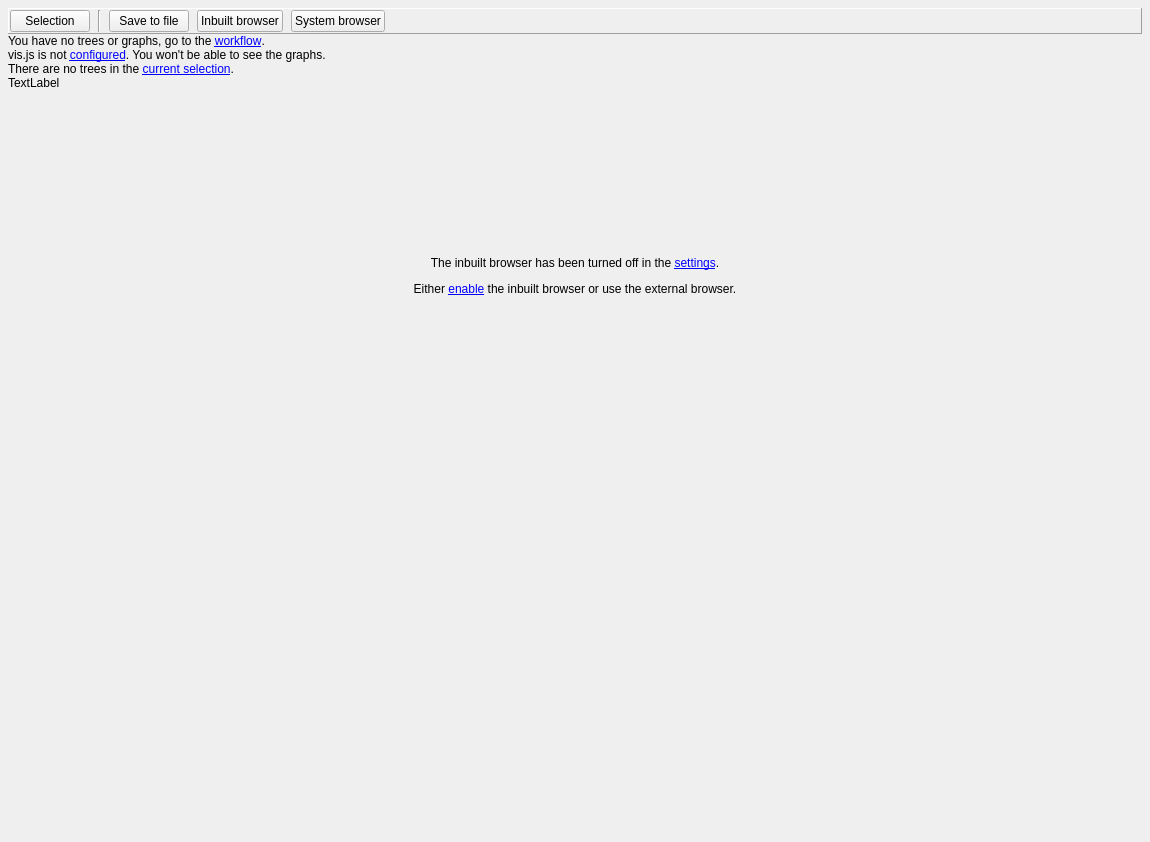
JMcInerneyLab/groot, file groot/frontends/gui/forms/designer/frm_webtree_designer.ui: the form before one commit.
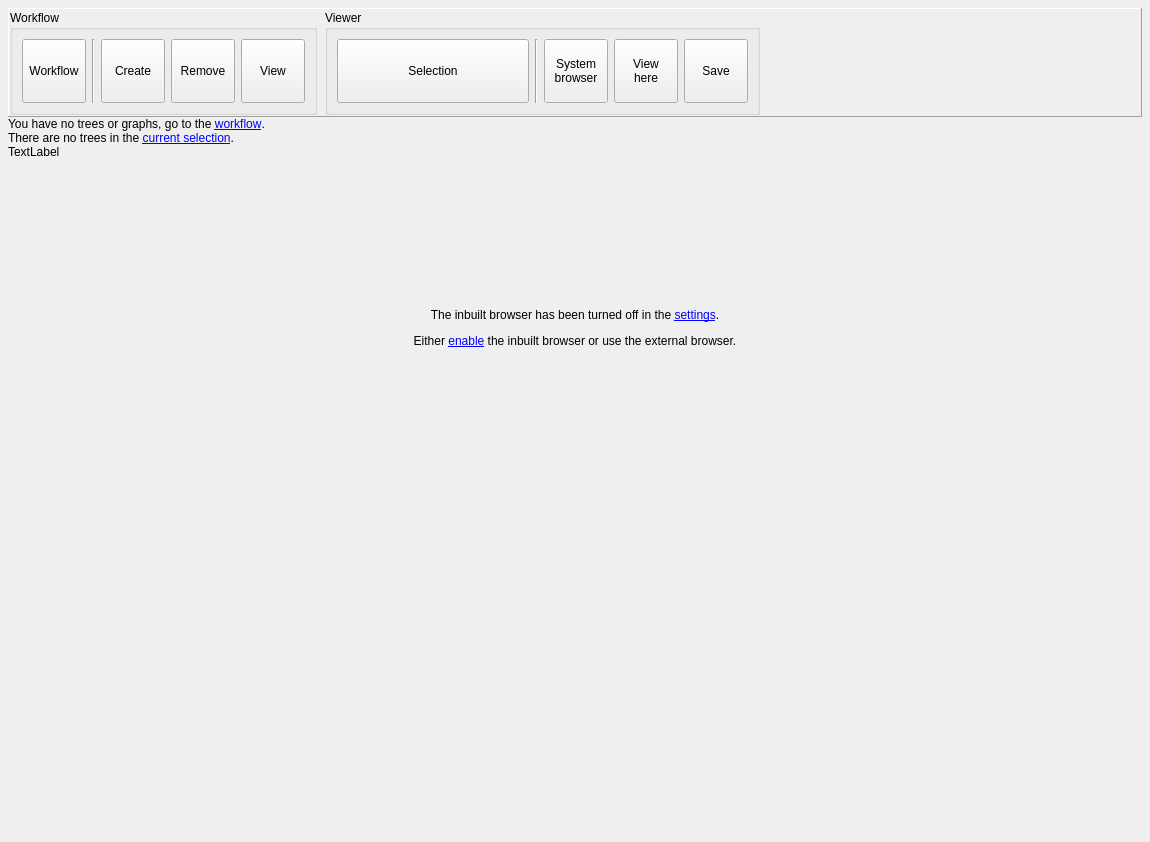
The form after the commit. Icons and pictures are not drawn.

Patch:
```diff
--- a/groot/frontends/gui/forms/designer/frm_webtree_designer.ui
+++ b/groot/frontends/gui/forms/designer/frm_webtree_designer.ui
@@ -54,50 +54,293 @@
        <number>1</number>
       </property>
       <item>
-       <widget class="QPushButton" name="BTN_SELECTION">
-        <property name="text">
-         <string>Selection</string>
+       <widget class="QGroupBox" name="GRP_WORKFLOW">
+        <property name="title">
+         <string>Workflow</string>
         </property>
-        <property name="autoDefault">
-         <bool>false</bool>
-        </property>
+        <layout class="QHBoxLayout" name="horizontalLayout_2">
+         <item>
+          <widget class="QToolButton" name="BTN_WORKFLOW">
+           <property name="minimumSize">
+            <size>
+             <width>64</width>
+             <height>64</height>
+            </size>
+           </property>
+           <property name="maximumSize">
+            <size>
+             <width>64</width>
+             <height>64</height>
+            </size>
+           </property>
+           <property name="text">
+            <string>Workflow</string>
+           </property>
+           <property name="icon">
+            <iconset resource="../../../../../../intermake/intermake/hosts/frontends/gui_qt/designer/resource_files/resources.qrc">
+             <normaloff>:/intermake/dropdown.svg</normaloff>:/intermake/dropdown.svg</iconset>
+           </property>
+           <property name="iconSize">
+            <size>
+             <width>32</width>
+             <height>32</height>
+            </size>
+           </property>
+           <property name="toolButtonStyle">
+            <enum>Qt::ToolButtonTextUnderIcon</enum>
+           </property>
+          </widget>
+         </item>
+         <item>
+          <widget class="Line" name="line_2">
+           <property name="orientation">
+            <enum>Qt::Vertical</enum>
+           </property>
+          </widget>
+         </item>
+         <item>
+          <widget class="QToolButton" name="BTN_CREATE">
+           <property name="minimumSize">
+            <size>
+             <width>64</width>
+             <height>64</height>
+            </size>
+           </property>
+           <property name="maximumSize">
+            <size>
+             <width>64</width>
+             <height>64</height>
+            </size>
+           </property>
+           <property name="text">
+            <string>Create</string>
+           </property>
+           <property name="icon">
+            <iconset resource="../resources/resources.qrc">
+             <normaloff>:/groot/create.svg</normaloff>:/groot/create.svg</iconset>
+           </property>
+           <property name="iconSize">
+            <size>
+             <width>32</width>
+             <height>32</height>
+            </size>
+           </property>
+           <property name="toolButtonStyle">
+            <enum>Qt::ToolButtonTextUnderIcon</enum>
+           </property>
+          </widget>
+         </item>
+         <item>
+          <widget class="QToolButton" name="BTN_REMOVE">
+           <property name="minimumSize">
+            <size>
+             <width>64</width>
+             <height>64</height>
+            </size>
+           </property>
+           <property name="maximumSize">
+            <size>
+             <width>64</width>
+             <height>64</height>
+            </size>
+           </property>
+           <property name="text">
+            <string>Remove</string>
+           </property>
+           <property name="icon">
+            <iconset resource="../resources/resources.qrc">
+             <normaloff>:/groot/remove.svg</normaloff>:/groot/remove.svg</iconset>
+           </property>
+           <property name="iconSize">
+            <size>
+             <width>32</width>
+             <height>32</height>
+            </size>
+           </property>
+           <property name="toolButtonStyle">
+            <enum>Qt::ToolButtonTextUnderIcon</enum>
+           </property>
+          </widget>
+         </item>
+         <item>
+          <widget class="QToolButton" name="BTN_VIEW">
+           <property name="minimumSize">
+            <size>
+             <width>64</width>
+             <height>64</height>
+            </size>
+           </property>
+           <property name="maximumSize">
+            <size>
+             <width>64</width>
+             <height>64</height>
+            </size>
+           </property>
+           <property name="text">
+            <string>View</string>
+           </property>
+           <property name="icon">
+            <iconset resource="../resources/resources.qrc">
+             <normaloff>:/groot/view.svg</normaloff>:/groot/view.svg</iconset>
+           </property>
+           <property name="iconSize">
+            <size>
+             <width>32</width>
+             <height>32</height>
+            </size>
+           </property>
+           <property name="toolButtonStyle">
+            <enum>Qt::ToolButtonTextUnderIcon</enum>
+           </property>
+          </widget>
+         </item>
+        </layout>
        </widget>
       </item>
       <item>
-       <widget class="Line" name="line">
-        <property name="orientation">
-         <enum>Qt::Vertical</enum>
+       <widget class="QGroupBox" name="groupBox">
+        <property name="title">
+         <string>Viewer</string>
         </property>
-       </widget>
-      </item>
-      <item>
-       <widget class="QPushButton" name="BTN_SAVE_TO_FILE">
-        <property name="text">
-         <string>Save to file</string>
-        </property>
-        <property name="autoDefault">
-         <bool>false</bool>
-        </property>
-       </widget>
-      </item>
-      <item>
-       <widget class="QPushButton" name="BTN_BROWSE_HERE">
-        <property name="text">
-         <string>Inbuilt browser</string>
-        </property>
-        <property name="autoDefault">
-         <bool>false</bool>
-        </property>
-       </widget>
-      </item>
-      <item>
-       <widget class="QPushButton" name="BTN_SYSTEM_BROWSER">
-        <property name="text">
-         <string>System browser</string>
-        </property>
-        <property name="autoDefault">
-         <bool>false</bool>
-        </property>
+        <layout class="QHBoxLayout" name="horizontalLayout">
+         <item>
+          <widget class="QToolButton" name="BTN_SELECTION">
+           <property name="minimumSize">
+            <size>
+             <width>192</width>
+             <height>64</height>
+            </size>
+           </property>
+           <property name="maximumSize">
+            <size>
+             <width>192</width>
+             <height>64</height>
+            </size>
+           </property>
+           <property name="text">
+            <string>Selection</string>
+           </property>
+           <property name="icon">
+            <iconset resource="../resources/resources.qrc">
+             <normaloff>:/groot/check.svg</normaloff>:/groot/check.svg</iconset>
+           </property>
+           <property name="iconSize">
+            <size>
+             <width>32</width>
+             <height>32</height>
+            </size>
+           </property>
+           <property name="toolButtonStyle">
+            <enum>Qt::ToolButtonTextBesideIcon</enum>
+           </property>
+          </widget>
+         </item>
+         <item>
+          <widget class="Line" name="line">
+           <property name="orientation">
+            <enum>Qt::Vertical</enum>
+           </property>
+          </widget>
+         </item>
+         <item>
+          <widget class="QToolButton" name="BTN_SYSTEM_BROWSER">
+           <property name="minimumSize">
+            <size>
+             <width>64</width>
+             <height>64</height>
+            </size>
+           </property>
+           <property name="maximumSize">
+            <size>
+             <width>64</width>
+             <height>64</height>
+            </size>
+           </property>
+           <property name="text">
+            <string>System
+browser</string>
+           </property>
+           <property name="icon">
+            <iconset resource="../resources/resources.qrc">
+             <normaloff>:/groot/external.svg</normaloff>:/groot/external.svg</iconset>
+           </property>
+           <property name="iconSize">
+            <size>
+             <width>32</width>
+             <height>32</height>
+            </size>
+           </property>
+           <property name="toolButtonStyle">
+            <enum>Qt::ToolButtonTextUnderIcon</enum>
+           </property>
+          </widget>
+         </item>
+         <item>
+          <widget class="QToolButton" name="BTN_BROWSE_HERE">
+           <property name="minimumSize">
+            <size>
+             <width>64</width>
+             <height>64</height>
+            </size>
+           </property>
+           <property name="maximumSize">
+            <size>
+             <width>64</width>
+             <height>64</height>
+            </size>
+           </property>
+           <property name="text">
+            <string>View
+here</string>
+           </property>
+           <property name="icon">
+            <iconset resource="../resources/resources.qrc">
+             <normaloff>:/groot/internal.svg</normaloff>:/groot/internal.svg</iconset>
+           </property>
+           <property name="iconSize">
+            <size>
+             <width>32</width>
+             <height>32</height>
+            </size>
+           </property>
+           <property name="toolButtonStyle">
+            <enum>Qt::ToolButtonTextUnderIcon</enum>
+           </property>
+          </widget>
+         </item>
+         <item>
+          <widget class="QToolButton" name="BTN_SAVE_TO_FILE">
+           <property name="minimumSize">
+            <size>
+             <width>64</width>
+             <height>64</height>
+            </size>
+           </property>
+           <property name="maximumSize">
+            <size>
+             <width>64</width>
+             <height>64</height>
+            </size>
+           </property>
+           <property name="text">
+            <string>Save</string>
+           </property>
+           <property name="icon">
+            <iconset resource="../resources/resources.qrc">
+             <normaloff>:/groot/save.svg</normaloff>:/groot/save.svg</iconset>
+           </property>
+           <property name="iconSize">
+            <size>
+             <width>32</width>
+             <height>32</height>
+            </size>
+           </property>
+           <property name="toolButtonStyle">
+            <enum>Qt::ToolButtonTextUnderIcon</enum>
+           </property>
+          </widget>
+         </item>
+        </layout>
        </widget>
       </item>
       <item>
@@ -119,17 +362,7 @@
    <item>
     <widget class="QLabel" name="LBL_NO_TREES_WARNING">
      <property name="text">
-      <string>You have no trees or graphs, go to the &lt;a href=&quot;action:show_workflow&quot;&gt;workflow&lt;/a&gt;.</string>
-     </property>
-     <property name="style" stdset="0">
-      <string>warning</string>
-     </property>
-    </widget>
-   </item>
-   <item>
-    <widget class="QLabel" name="LBL_NO_VISJS_WARNING">
-     <property name="text">
-      <string>vis.js is not &lt;a href=&quot;action:show_options&quot;&gt;configured&lt;/a&gt;. You won't be able to see the graphs.</string>
+      <string>You have no trees or graphs, go to the &lt;a href=&quot;action:view_workflow&quot;&gt;workflow&lt;/a&gt;.</string>
      </property>
      <property name="style" stdset="0">
       <string>warning</string>
@@ -139,7 +372,7 @@
    <item>
     <widget class="QLabel" name="LBL_SELECTION_WARNING">
      <property name="text">
-      <string>There are no trees in the &lt;a href=&quot;action:show_selection&quot;&gt;current selection&lt;/a&gt;.</string>
+      <string>There are no trees in the &lt;a href=&quot;action:view_entities&quot;&gt;current selection&lt;/a&gt;.</string>
      </property>
      <property name="style" stdset="0">
       <string>warning</string>
@@ -168,7 +401,7 @@
       <item row="0" column="0">
        <widget class="QLabel" name="LBL_NO_INBUILT">
         <property name="text">
-         <string>&lt;p&gt;The inbuilt browser has been turned off in the &lt;a href=&quot;action:show_options&quot;&gt;settings&lt;/a&gt;.&lt;/p&gt;
+         <string>&lt;p&gt;The inbuilt browser has been turned off in the &lt;a href=&quot;action:view_options&quot;&gt;settings&lt;/a&gt;.&lt;/p&gt;
 &lt;p&gt;Either &lt;a href=&quot;action:enable_inbuilt_browser&quot;&gt;enable&lt;/a&gt; the inbuilt browser or use the external browser.&lt;/p&gt;</string>
         </property>
         <property name="alignment">
```
Left out of the diff: 5 changed lines with no effect on the pictures.
